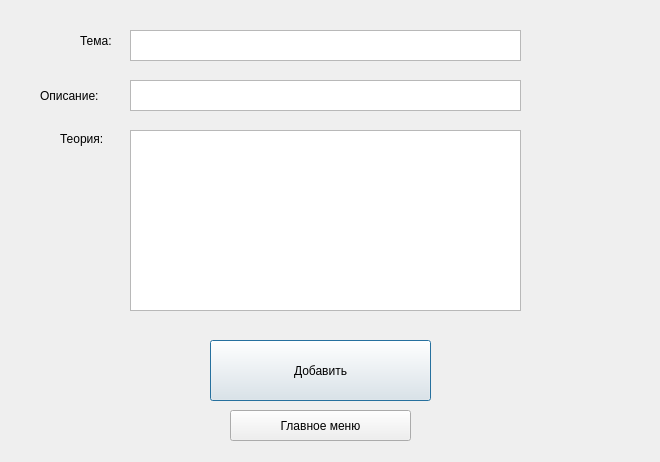
Qt form addtopicwindow.ui (icspero/3-semester-CourseWork_Client) before a commit.
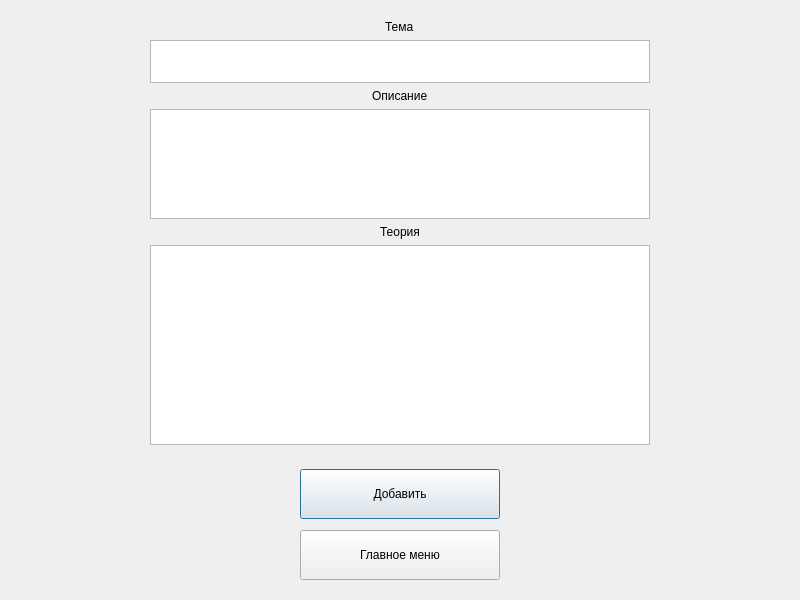
The same form after that commit.

What changed in the file:
```diff
--- a/addtopicwindow.ui
+++ b/addtopicwindow.ui
@@ -6,108 +6,156 @@
    <rect>
     <x>0</x>
     <y>0</y>
-    <width>660</width>
-    <height>462</height>
+    <width>800</width>
+    <height>600</height>
    </rect>
   </property>
   <property name="windowTitle">
    <string>Dialog</string>
   </property>
-  <widget class="QTextEdit" name="theoryEdit">
-   <property name="geometry">
-    <rect>
-     <x>130</x>
-     <y>130</y>
-     <width>391</width>
-     <height>181</height>
-    </rect>
-   </property>
-  </widget>
-  <widget class="QTextEdit" name="descEdit">
-   <property name="geometry">
-    <rect>
-     <x>130</x>
-     <y>80</y>
-     <width>391</width>
-     <height>31</height>
-    </rect>
-   </property>
-  </widget>
+  <layout class="QVBoxLayout" name="verticalLayout">
+   <item alignment="Qt::AlignHCenter|Qt::AlignVCenter">
+    <widget class="QWidget" name="widget" native="true">
+     <property name="sizePolicy">
+      <sizepolicy hsizetype="Preferred" vsizetype="Preferred">
+       <horstretch>0</horstretch>
+       <verstretch>0</verstretch>
+      </sizepolicy>
+     </property>
+     <layout class="QVBoxLayout" name="verticalLayout_2">
+      <item alignment="Qt::AlignHCenter">
   <widget class="QLabel" name="label">
-   <property name="geometry">
-    <rect>
-     <x>80</x>
-     <y>20</y>
-     <width>41</width>
-     <height>41</height>
-    </rect>
-   </property>
    <property name="text">
-    <string>Тема:</string>
-   </property>
-  </widget>
+         <string>Тема</string>
+        </property>
+       </widget>
+      </item>
+      <item>
+       <widget class="QTextEdit" name="textEdit">
+        <property name="sizePolicy">
+         <sizepolicy hsizetype="Fixed" vsizetype="Fixed">
+          <horstretch>0</horstretch>
+          <verstretch>0</verstretch>
+         </sizepolicy>
+        </property>
+        <property name="minimumSize">
+         <size>
+          <width>500</width>
+          <height>25</height>
+         </size>
+        </property>
+       </widget>
+      </item>
+      <item alignment="Qt::AlignHCenter">
   <widget class="QLabel" name="label_2">
-   <property name="geometry">
-    <rect>
-     <x>40</x>
-     <y>80</y>
-     <width>81</width>
-     <height>31</height>
-    </rect>
-   </property>
    <property name="text">
-    <string>Описание:</string>
-   </property>
-  </widget>
+         <string>Описание</string>
+        </property>
+       </widget>
+      </item>
+      <item>
+       <widget class="QTextEdit" name="descEdit">
+        <property name="sizePolicy">
+         <sizepolicy hsizetype="Fixed" vsizetype="Fixed">
+          <horstretch>0</horstretch>
+          <verstretch>0</verstretch>
+         </sizepolicy>
+        </property>
+        <property name="minimumSize">
+         <size>
+          <width>500</width>
+          <height>110</height>
+         </size>
+        </property>
+       </widget>
+      </item>
+      <item alignment="Qt::AlignHCenter">
   <widget class="QLabel" name="label_3">
-   <property name="geometry">
-    <rect>
-     <x>60</x>
-     <y>130</y>
-     <width>61</width>
-     <height>18</height>
-    </rect>
-   </property>
    <property name="text">
-    <string>Теория:</string>
-   </property>
-  </widget>
+         <string>Теория</string>
+        </property>
+       </widget>
+      </item>
+      <item>
+       <widget class="QTextEdit" name="theoryEdit">
+        <property name="sizePolicy">
+         <sizepolicy hsizetype="Fixed" vsizetype="Fixed">
+          <horstretch>0</horstretch>
+          <verstretch>0</verstretch>
+         </sizepolicy>
+        </property>
+        <property name="minimumSize">
+         <size>
+          <width>500</width>
+          <height>200</height>
+         </size>
+        </property>
+       </widget>
+      </item>
+     </layout>
+    </widget>
+   </item>
+   <item alignment="Qt::AlignHCenter|Qt::AlignVCenter">
+    <widget class="QWidget" name="widget_2" native="true">
+     <layout class="QVBoxLayout" name="verticalLayout_3">
+      <item>
   <widget class="QPushButton" name="pushButton">
-   <property name="geometry">
-    <rect>
-     <x>210</x>
-     <y>340</y>
-     <width>221</width>
-     <height>61</height>
-    </rect>
+        <property name="sizePolicy">
+         <sizepolicy hsizetype="Fixed" vsizetype="Fixed">
+          <horstretch>0</horstretch>
+          <verstretch>0</verstretch>
+         </sizepolicy>
+        </property>
+        <property name="minimumSize">
+         <size>
+          <width>200</width>
+          <height>50</height>
+         </size>
    </property>
    <property name="text">
     <string>Добавить</string>
    </property>
   </widget>
+      </item>
+      <item>
+       <spacer name="verticalSpacer">
+        <property name="orientation">
+         <enum>Qt::Vertical</enum>
+        </property>
+        <property name="sizeType">
+         <enum>QSizePolicy::Fixed</enum>
+        </property>
+        <property name="sizeHint" stdset="0">
+         <size>
+          <width>20</width>
+          <height>5</height>
+         </size>
+        </property>
+       </spacer>
+      </item>
+      <item>
   <widget class="QPushButton" name="pushButton_2">
-   <property name="geometry">
-    <rect>
-     <x>230</x>
-     <y>410</y>
-     <width>181</width>
-     <height>31</height>
-    </rect>
+        <property name="sizePolicy">
+         <sizepolicy hsizetype="Fixed" vsizetype="Fixed">
+          <horstretch>0</horstretch>
+          <verstretch>0</verstretch>
+         </sizepolicy>
+        </property>
+        <property name="minimumSize">
+         <size>
+          <width>200</width>
+          <height>50</height>
+         </size>
    </property>
    <property name="text">
     <string>Главное меню</string>
    </property>
   </widget>
-  <widget class="QTextEdit" name="textEdit">
-   <property name="geometry">
-    <rect>
-     <x>130</x>
-     <y>30</y>
-     <width>391</width>
-     <height>31</height>
-    </rect>
-   </property>
-  </widget>
+      </item>
+     </layout>
+    </widget>
+   </item>
+  </layout>
  </widget>
  <resources/>
  <connections/>
```
Left out of the diff: 2 changed lines with no effect on the pictures. Lines whose indentation alone changed are shown as unchanged.
